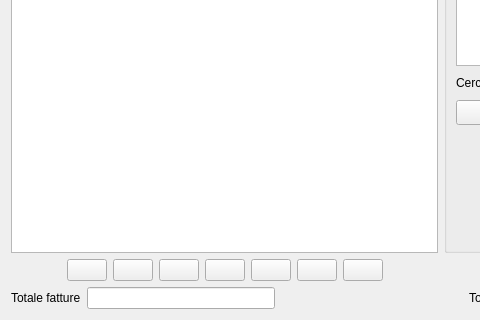
This is lylibrary/ui/fattura.ui in kratos83/LyLibrary as Qt 5 draws it before an edit; both pictures show x 0 to 480 and y 152 to 472 of the 706 by 472 pixel window. The edited form follows.
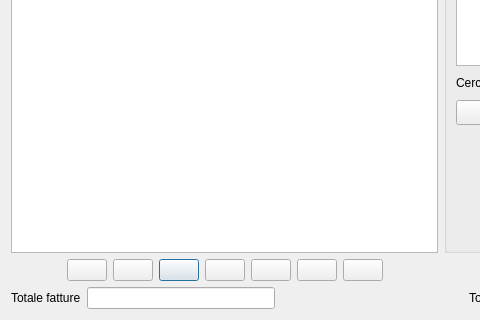
This is the edited form. Icons and pictures are not drawn.

```diff
--- a/lylibrary/ui/fattura.ui
+++ b/lylibrary/ui/fattura.ui
@@ -1,7 +1,7 @@
 <?xml version="1.0" encoding="UTF-8"?>
 <ui version="4.0">
  <class>fattura</class>
- <widget class="QWidget" name="fattura">
+ <widget class="QDialog" name="fattura">
   <property name="geometry">
    <rect>
     <x>0</x>
```
